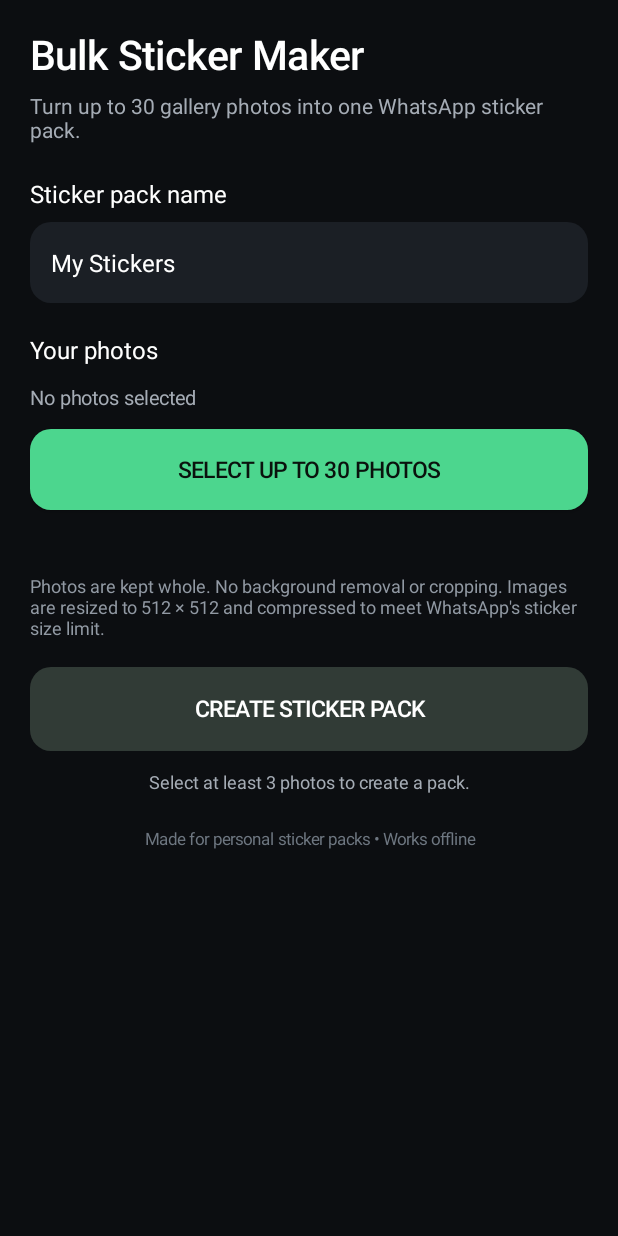
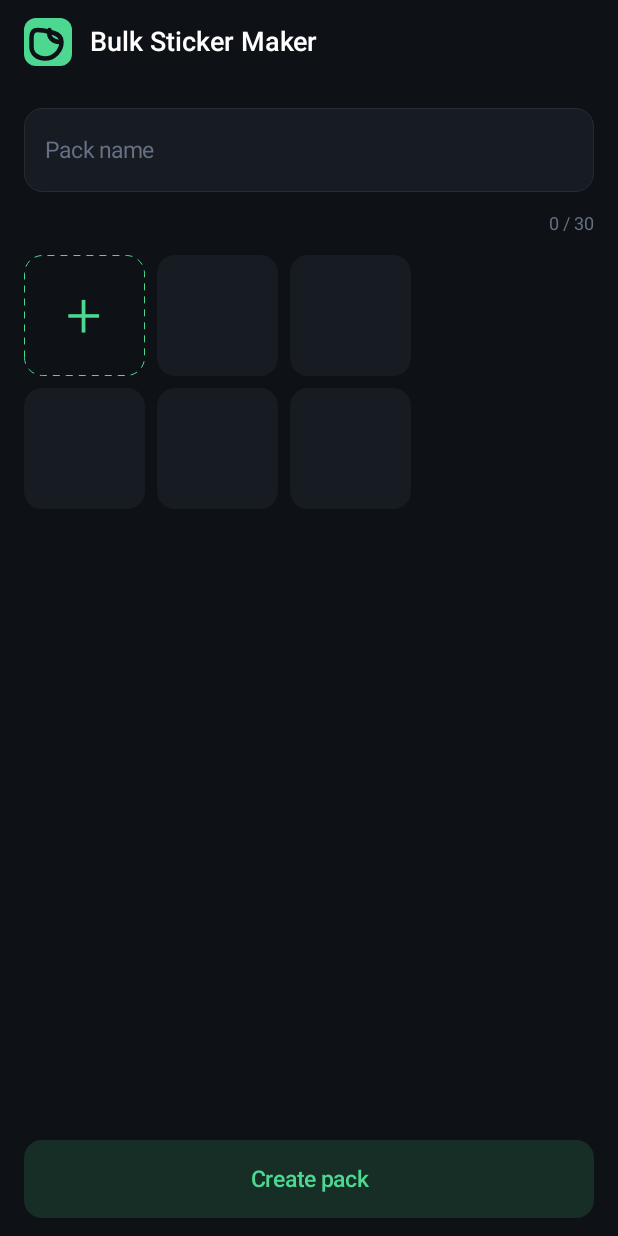
Before and after one commit to anujkeal/Bulk-Sticker-Maker, an Android app: the screen it shows after launch (MainActivity), on a phone screen of 412 x 824 dp. Run offline under Robolectric (Android 15) with nearby library versions, the phone set to English and light mode, and no system bars.

Commit message:
Redesign main screen to compact dark photo grid UI

```diff
--- a/app/src/main/java/com/keal/bulkstickermaker/MainActivity.kt
+++ b/app/src/main/java/com/keal/bulkstickermaker/MainActivity.kt
@@ -7,13 +7,18 @@ import android.graphics.BitmapFactory
 import android.graphics.Canvas
 import android.graphics.Color
 import android.graphics.Paint
+import android.graphics.Path
 import android.graphics.RectF
+import android.graphics.Typeface
 import android.graphics.drawable.GradientDrawable
 import android.net.Uri
 import android.os.Bundle
+import android.text.InputType
 import android.view.Gravity
-import android.widget.Button
+import android.view.View
+import android.view.ViewGroup
 import android.widget.EditText
+import android.widget.FrameLayout
 import android.widget.ImageView
 import android.widget.LinearLayout
 import android.widget.ScrollView
@@ -21,20 +26,23 @@ import android.widget.TextView
 import android.widget.Toast
 import androidx.activity.ComponentActivity
 import androidx.activity.result.contract.ActivityResultContracts
+import androidx.core.view.ViewCompat
+import androidx.core.view.WindowCompat
+import androidx.core.view.WindowInsetsCompat
 import java.io.File
 import java.io.FileOutputStream
+import java.util.UUID
 import java.util.concurrent.Executors
-import java.util.UUID
 import kotlin.math.min
 
 class MainActivity : ComponentActivity() {
     private val selected = mutableListOf<Uri>()
     private val worker = Executors.newSingleThreadExecutor()
+
     private lateinit var nameInput: EditText
     private lateinit var countText: TextView
-    private lateinit var statusText: TextView
-    private lateinit var preview: LinearLayout
-    private lateinit var addButton: Button
+    private lateinit var photoGrid: LinearLayout
+    private lateinit var createButton: TextView
 
     private val photoPicker = registerForActivityResult(
         ActivityResultContracts.PickMultipleVisualMedia(30)
@@ -46,8 +54,10 @@ class MainActivity : ComponentActivity() {
 
     override fun onCreate(savedInstanceState: Bundle?) {
         super.onCreate(savedInstanceState)
-        window.statusBarColor = Color.rgb(12, 14, 17)
-        window.navigationBarColor = Color.rgb(12, 14, 17)
+        WindowCompat.setDecorFitsSystemWindows(window, false)
+        window.statusBarColor = BG
+        window.navigationBarColor = BG
+        window.setBackgroundDrawableResource(android.R.color.transparent)
         buildScreen()
     }
 
@@ -57,13 +67,12 @@ class MainActivity : ComponentActivity() {
         if (requestCode == 200 && resultCode == RESULT_CANCELED) {
             val validationError = data?.getStringExtra("validation_error")
             if (!validationError.isNullOrBlank()) {
-                statusText.text = "WhatsApp rejected the pack: $validationError"
-                Toast.makeText(this, "WhatsApp rejected the sticker pack. See the message below the button.", Toast.LENGTH_LONG).show()
+                Toast.makeText(this, "WhatsApp rejected the pack: $validationError", Toast.LENGTH_LONG).show()
             } else {
-                statusText.text = "WhatsApp closed without adding the pack. Try again after checking WhatsApp is updated."
+                Toast.makeText(this, "WhatsApp closed without adding the pack. Check that WhatsApp is updated.", Toast.LENGTH_LONG).show()
             }
         } else if (requestCode == 200 && resultCode == RESULT_OK) {
-            statusText.text = "Sticker pack added to WhatsApp successfully."
+            Toast.makeText(this, "Sticker pack added to WhatsApp.", Toast.LENGTH_LONG).show()
         }
     }
 
@@ -75,142 +84,214 @@ class MainActivity : ComponentActivity() {
     private fun buildScreen() {
         val root = LinearLayout(this).apply {
             orientation = LinearLayout.VERTICAL
-            setPadding(dp(20), dp(18), dp(20), dp(18))
-            setBackgroundColor(Color.rgb(12, 14, 17))
+            setBackgroundColor(BG)
         }
-        val scroll = ScrollView(this)
-        val content = LinearLayout(this).apply { orientation = LinearLayout.VERTICAL }
+        ViewCompat.setOnApplyWindowInsetsListener(root) { view, insets ->
+            val bars = insets.getInsets(WindowInsetsCompat.Type.systemBars())
+            view.setPadding(dp(16), bars.top + dp(12), dp(16), bars.bottom + dp(12))
+            insets
+        }
 
-        content.addView(TextView(this).apply {
+        val header = LinearLayout(this).apply {
+            orientation = LinearLayout.HORIZONTAL
+            gravity = Gravity.CENTER_VERTICAL
+        }
+        header.addView(StickerIconView(), LinearLayout.LayoutParams(dp(32), dp(32)))
+        val title = TextView(this).apply {
             text = "Bulk Sticker Maker"
-            textSize = 27f
-            setTextColor(Color.WHITE)
-            typeface = android.graphics.Typeface.create("sans-serif-medium", android.graphics.Typeface.NORMAL)
+            textSize = 18f
+            setTextColor(WHITE)
+            typeface = Typeface.create("sans-serif-medium", Typeface.NORMAL)
+            gravity = Gravity.CENTER_VERTICAL
+            includeFontPadding = false
+        }
+        header.addView(title, LinearLayout.LayoutParams(0, dp(32), 1f).apply {
+            marginStart = dp(12)
         })
-        content.addView(TextView(this).apply {
-            text = "Turn up to 30 gallery photos into one WhatsApp sticker pack."
-            textSize = 14f
-            setTextColor(Color.rgb(165, 172, 181))
-            setPadding(0, dp(7), 0, dp(22))
+        root.addView(header, LinearLayout.LayoutParams(-1, dp(32)).apply {
+            bottomMargin = dp(28)
         })
 
-        content.addView(sectionTitle("Sticker pack name"))
+        val scroll = ScrollView(this).apply {
+            isFillViewport = false
+            clipToPadding = false
+            overScrollMode = View.OVER_SCROLL_IF_CONTENT_SCROLLS
+        }
+        val content = LinearLayout(this).apply {
+            orientation = LinearLayout.VERTICAL
+        }
+
         nameInput = EditText(this).apply {
+            hint = "Pack name"
             setSingleLine(true)
-            setText("My Stickers")
-            textSize = 16f
-            setTextColor(Color.WHITE)
-            setHintTextColor(Color.GRAY)
+            inputType = InputType.TYPE_CLASS_TEXT or InputType.TYPE_TEXT_FLAG_CAP_SENTENCES
+            textSize = 15f
+            setTextColor(WHITE)
+            setHintTextColor(HINT)
+            typeface = Typeface.create("sans-serif", Typeface.NORMAL)
             setPadding(dp(14), 0, dp(14), 0)
-            background = rounded(Color.rgb(27, 31, 37), 14)
+            background = outlinedRounded(FIELD, BORDER, 12)
+            includeFontPadding = false
         }
-        content.addView(nameInput, LinearLayout.LayoutParams(-1, dp(54)).apply { bottomMargin = dp(20) })
+        content.addView(nameInput, LinearLayout.LayoutParams(-1, dp(56)))
 
-        content.addView(sectionTitle("Your photos"))
         countText = TextView(this).apply {
-            text = "No photos selected"
-            textSize = 13f
-            setTextColor(Color.rgb(165, 172, 181))
-            setPadding(0, dp(4), 0, dp(12))
+            text = "0 / 30"
+            textSize = 12f
+            setTextColor(HINT)
+            typeface = Typeface.create("sans-serif", Typeface.NORMAL)
+            gravity = Gravity.END or Gravity.CENTER_VERTICAL
+            includeFontPadding = false
         }
-        content.addView(countText)
-
-        val chooseButton = Button(this).apply {
-            text = "SELECT UP TO 30 PHOTOS"
-            isAllCaps = false
-            textSize = 15f
-            setTextColor(Color.rgb(10, 18, 13))
-            background = rounded(Color.rgb(76, 214, 142), 14)
-            setOnClickListener {
-                photoPicker.launch(androidx.activity.result.PickVisualMediaRequest(ActivityResultContracts.PickVisualMedia.ImageOnly))
-            }
-        }
-        content.addView(chooseButton, LinearLayout.LayoutParams(-1, dp(54)).apply { bottomMargin = dp(18) })
-
-        preview = LinearLayout(this).apply {
-            orientation = LinearLayout.VERTICAL
-            setPadding(0, dp(4), 0, dp(10))
-        }
-        content.addView(preview)
-
-        content.addView(TextView(this).apply {
-            text = "Photos are kept whole. No background removal or cropping. Images are resized to 512 × 512 and compressed to meet WhatsApp's sticker size limit."
-            textSize = 12f
-            setTextColor(Color.rgb(145, 153, 163))
-            setPadding(0, dp(10), 0, dp(18))
+        content.addView(countText, LinearLayout.LayoutParams(-1, dp(18)).apply {
+            topMargin = dp(12)
+            bottomMargin = dp(12)
         })
 
-        addButton = Button(this).apply {
-            text = "CREATE STICKER PACK"
-            isAllCaps = false
+        photoGrid = LinearLayout(this).apply {
+            orientation = LinearLayout.VERTICAL
+        }
+        content.addView(photoGrid, LinearLayout.LayoutParams(-1, ViewGroup.LayoutParams.WRAP_CONTENT))
+        scroll.addView(content)
+        root.addView(scroll, LinearLayout.LayoutParams(-1, 0, 1f))
+
+        createButton = TextView(this).apply {
+            text = "Create pack"
             textSize = 15f
-            isEnabled = false
-            setTextColor(Color.WHITE)
-            background = rounded(Color.rgb(49, 59, 54), 14)
+            typeface = Typeface.create("sans-serif-medium", Typeface.NORMAL)
+            gravity = Gravity.CENTER
+            includeFontPadding = false
             setOnClickListener { createAndAddPack() }
         }
-        content.addView(addButton, LinearLayout.LayoutParams(-1, dp(56)))
+        root.addView(createButton, LinearLayout.LayoutParams(-1, dp(52)).apply {
+            topMargin = dp(12)
+        })
 
-        statusText = TextView(this).apply {
-            text = "Select at least 3 photos to create a pack."
-            textSize = 12f
-            setTextColor(Color.rgb(165, 172, 181))
-            gravity = Gravity.CENTER
-            setPadding(0, dp(12), 0, dp(4))
-        }
-        content.addView(statusText)
-
-        content.addView(TextView(this).apply {
-            text = "Made for personal sticker packs • Works offline"
-            textSize = 11f
-            gravity = Gravity.CENTER
-            setTextColor(Color.rgb(110, 119, 129))
-            setPadding(0, dp(18), 0, dp(8))
-        })
-        scroll.addView(content)
-        root.addView(scroll, LinearLayout.LayoutParams(-1, 0, 1f))
         setContentView(root)
+        renderSelection()
     }
 
     private fun renderSelection() {
-        countText.text = "${selected.size} / 30 photos selected"
-        addButton.isEnabled = selected.size in 3..30
-        addButton.background = rounded(if (addButton.isEnabled) Color.rgb(25, 145, 83) else Color.rgb(49, 59, 54), 14)
-        statusText.text = if (selected.size >= 3) "Ready to create your sticker pack." else "Select at least 3 photos to create a pack."
-        preview.removeAllViews()
-        if (selected.isEmpty()) return
-        val row = LinearLayout(this).apply { orientation = LinearLayout.HORIZONTAL }
-        selected.take(6).forEach { uri ->
-            val image = ImageView(this).apply {
-                scaleType = ImageView.ScaleType.CENTER_CROP
-                setImageURI(uri)
-                background = rounded(Color.rgb(35, 40, 47), 10)
-                clipToOutline = true
+        countText.text = "${selected.size} / 30"
+        val enabled = selected.size in 3..30
+        createButton.isEnabled = enabled
+        createButton.setTextColor(if (enabled) BG else ACCENT)
+        createButton.background = rounded(
+            if (enabled) ACCENT else Color.argb(36, 77, 216, 145),
+            12
+        )
+        renderPhotoGrid()
+    }
+
+    private fun renderPhotoGrid() {
+        photoGrid.removeAllViews()
+        val tileSize = ((resources.displayMetrics.widthPixels / resources.displayMetrics.density) - 32f - 16f) / 3f
+        val tilePx = tileSize.toInt()
+        val cells = mutableListOf<View>()
+        cells.add(createAddTile(tilePx))
+
+        selected.forEachIndexed { index, uri ->
+            cells.add(createPhotoTile(uri, index, tilePx))
+        }
+
+        // Keep the initial grid visually populated with six tiles (add + five placeholders).
+        while (cells.size < 6) cells.add(createPlaceholder(tilePx))
+
+        cells.chunked(3).forEachIndexed { rowIndex, rowCells ->
+            val row = LinearLayout(this).apply {
+                orientation = LinearLayout.HORIZONTAL
             }
-            row.addView(image, LinearLayout.LayoutParams(0, dp(76), 1f).apply { marginEnd = dp(6) })
-        }
-        preview.addView(row)
-        if (selected.size > 6) {
-            preview.addView(TextView(this).apply {
-                text = "and ${selected.size - 6} more photos"
-                setTextColor(Color.rgb(165, 172, 181))
-                textSize = 12f
-                setPadding(0, dp(8), 0, 0)
+            rowCells.forEachIndexed { columnIndex, cell ->
+                val params = LinearLayout.LayoutParams(tilePx, tilePx)
+                if (columnIndex < rowCells.lastIndex) params.marginEnd = dp(8)
+                row.addView(cell, params)
+            }
+            repeat(3 - rowCells.size) {
+                row.addView(View(this), LinearLayout.LayoutParams(tilePx, tilePx))
+            }
+            photoGrid.addView(row, LinearLayout.LayoutParams(-1, tilePx).apply {
+                if (rowIndex > 0) topMargin = dp(8)
             })
         }
+    }
+
+    private fun createAddTile(size: Int): View {
+        val tile = FrameLayout(this).apply {
+            background = dashedRounded(ACCENT, 12)
+            isClickable = true
+            isFocusable = true
+            contentDescription = "Add photos"
+            setOnClickListener { launchPhotoPicker() }
+        }
+        val plus = TextView(this).apply {
+            text = "+"
+            textSize = 42f
+            setTextColor(ACCENT)
+            typeface = Typeface.create("sans-serif-light", Typeface.NORMAL)
+            gravity = Gravity.CENTER
+            includeFontPadding = false
+        }
+        tile.addView(plus, FrameLayout.LayoutParams(-1, -1))
+        return tile
+    }
+
+    private fun createPlaceholder(size: Int): View = View(this).apply {
+        background = rounded(FIELD, 12)
+        contentDescription = "Empty photo slot"
+    }
+
+    private fun createPhotoTile(uri: Uri, index: Int, size: Int): View {
+        val tile = FrameLayout(this).apply {
+            background = rounded(FIELD, 12)
+            clipToOutline = true
+        }
+        val image = ImageView(this).apply {
+            scaleType = ImageView.ScaleType.FIT_CENTER
+            setImageURI(uri)
+            contentDescription = "Selected photo ${index + 1}"
+        }
+        tile.addView(image, FrameLayout.LayoutParams(-1, -1))
+
+        val remove = TextView(this).apply {
+            text = "×"
+            textSize = 16f
+            typeface = Typeface.create("sans-serif-medium", Typeface.NORMAL)
+            setTextColor(WHITE)
+            gravity = Gravity.CENTER
+            background = rounded(Color.argb(210, 14, 17, 22), 20)
+            contentDescription = "Remove photo"
+            setOnClickListener {
+                if (index in selected.indices) {
+                    selected.removeAt(index)
+                    renderSelection()
+                }
+            }
+        }
+        tile.addView(remove, FrameLayout.LayoutParams(dp(24), dp(24), Gravity.TOP or Gravity.END).apply {
+            topMargin = dp(5)
+            marginEnd = dp(5)
+        })
+        return tile
+    }
+
+    private fun launchPhotoPicker() {
+        photoPicker.launch(
+            androidx.activity.result.PickVisualMediaRequest(
+                ActivityResultContracts.PickVisualMedia.ImageOnly
+            )
+        )
     }
 
     private fun createAndAddPack() {
         val photoUris = selected.toList()
         val packName = nameInput.text.toString().trim().ifBlank { "My Stickers" }.take(128)
         if (photoUris.size !in 3..30) {
-            statusText.text = "Please select between 3 and 30 photos."
+            Toast.makeText(this, "Select at least 3 photos.", Toast.LENGTH_SHORT).show()
             return
         }
 
-        addButton.isEnabled = false
-        addButton.text = "CREATING STICKERS…"
-        statusText.text = "Preparing ${photoUris.size} stickers. Please wait…"
+        createButton.isEnabled = false
+        createButton.text = "Creating…"
 
         // WhatsApp identifies packs by ID, not by their visible name.
         // Give every new pack its own stable ID so it is added separately.
@@ -229,32 +310,34 @@ class MainActivity : ComponentActivity() {
                         .putString("${packId}_version", "1")
                         .apply()
 
-                    statusText.text = "Created ${names.size} stickers. Opening WhatsApp…"
                     val intent = Intent("com.whatsapp.intent.action.ENABLE_STICKER_PACK").apply {
                         putExtra("sticker_pack_id", packId)
                         putExtra("sticker_pack_authority", StickerContentProvider.AUTHORITY)
                         putExtra("sticker_pack_name", packName)
                     }
                     try {
-                        // Match WhatsApp's official sample: show a chooser if WhatsApp and
-                        // WhatsApp Business can both receive the sticker-pack request.
-                        startActivityForResult(Intent.createChooser(intent, "Add sticker pack to WhatsApp"), 200)
+                        startActivityForResult(
+                            Intent.createChooser(intent, "Add sticker pack to WhatsApp"),
+                            200
+                        )
                     } catch (e: ActivityNotFoundException) {
-                        statusText.text = "Stickers were created, but WhatsApp or WhatsApp Business was not found."
-                        Toast.makeText(this, "Install or update WhatsApp, then try again.", Toast.LENGTH_LONG).show()
+                        Toast.makeText(
+                            this,
+                            "Stickers were created, but WhatsApp or WhatsApp Business was not found.",
+                            Toast.LENGTH_LONG
+                        ).show()
                     } catch (e: Exception) {
-                        statusText.text = "Could not open WhatsApp: ${e.message ?: "unknown error"}"
+                        Toast.makeText(this, "Could not open WhatsApp: ${e.message ?: "unknown error"}", Toast.LENGTH_LONG).show()
                     } finally {
-                        addButton.isEnabled = true
-                        addButton.text = "CREATE STICKER PACK"
+                        createButton.text = "Create pack"
+                        renderSelection()
                     }
                 }
             } catch (e: Exception) {
                 runOnUiThread {
-                    statusText.text = "Creation failed: ${e.message ?: e.javaClass.simpleName}"
-                    Toast.makeText(this, "Creation failed: ${e.message ?: "unknown error"}", Toast.LENGTH_LONG).show()
-                    addButton.isEnabled = true
-                    addButton.text = "CREATE STICKER PACK"
+                    Toast.makeText(this, "Creation failed: ${e.message ?: e.javaClass.simpleName}", Toast.LENGTH_LONG).show()
+                    createButton.text = "Create pack"
+                    renderSelection()
                 }
             }
         }
@@ -311,11 +394,40 @@ class MainActivity : ComponentActivity() {
         return output
     }
 
-    private fun sectionTitle(value: String) = TextView(this).apply {
-        text = value
-        textSize = 16f
-        setTextColor(Color.WHITE)
-        setPadding(0, 0, 0, dp(8))
+    private inner class StickerIconView : View(this@MainActivity) {
+        private val fill = Paint(Paint.ANTI_ALIAS_FLAG).apply { color = ACCENT }
+        private val line = Paint(Paint.ANTI_ALIAS_FLAG).apply {
+            color = BG
+            style = Paint.Style.STROKE
+            strokeWidth = dp(2).toFloat()
+            strokeCap = Paint.Cap.ROUND
+            strokeJoin = Paint.Join.ROUND
+        }
+
+        override fun onDraw(canvas: Canvas) {
+            super.onDraw(canvas)
+            val side = min(width, height).toFloat()
+            val scale = side / 32f
+            canvas.save()
+            canvas.scale(scale, scale)
+            canvas.drawRoundRect(RectF(0f, 0f, 32f, 32f), 8f, 8f, fill)
+            val sticker = Path().apply {
+                moveTo(9f, 8f)
+                cubicTo(6f, 8f, 5f, 10f, 5f, 13f)
+                lineTo(5f, 19f)
+                cubicTo(5f, 24f, 9f, 27f, 14f, 27f)
+                cubicTo(20f, 27f, 25f, 22f, 25f, 16f)
+                cubicTo(25f, 13f, 23f, 11f, 20f, 10f)
+                cubicTo(16f, 9f, 13f, 8f, 9f, 8f)
+            }
+            canvas.drawPath(sticker, line)
+            val fold = Path().apply {
+                moveTo(17f, 8f)
+                cubicTo(16f, 13f, 19f, 16f, 24f, 16f)
+            }
+            canvas.drawPath(fold, line)
+            canvas.restore()
+        }
     }
 
     private fun rounded(color: Int, radius: Int) = GradientDrawable().apply {
@@ -323,5 +435,26 @@ class MainActivity : ComponentActivity() {
         cornerRadius = dp(radius).toFloat()
     }
 
+    private fun outlinedRounded(color: Int, stroke: Int, radius: Int) = GradientDrawable().apply {
+        setColor(color)
+        setStroke(dp(1), stroke)
+        cornerRadius = dp(radius).toFloat()
+    }
+
+    private fun dashedRounded(color: Int, radius: Int) = GradientDrawable().apply {
+        setColor(Color.TRANSPARENT)
+        setStroke(dp(1), color, dp(5).toFloat(), dp(4).toFloat())
+        cornerRadius = dp(radius).toFloat()
+    }
+
     private fun dp(value: Int) = (value * resources.displayMetrics.density).toInt()
+
+    companion object {
+        private val BG = Color.rgb(14, 17, 22)
+        private val FIELD = Color.rgb(23, 27, 34)
+        private val BORDER = Color.rgb(38, 44, 54)
+        private val ACCENT = Color.rgb(77, 216, 145)
+        private val HINT = Color.rgb(102, 112, 133)
+        private val WHITE = Color.WHITE
+    }
 }
```
